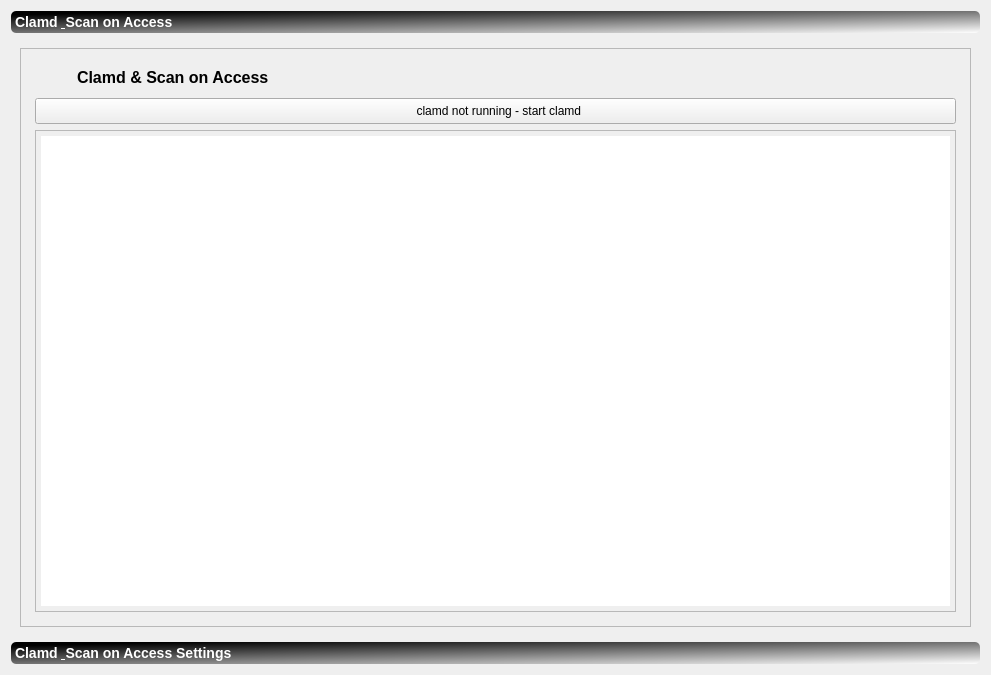
Before: the Qt Designer form ui/clamdmanager.ui in robinking623/clamav-gui, drawn with Qt 5.
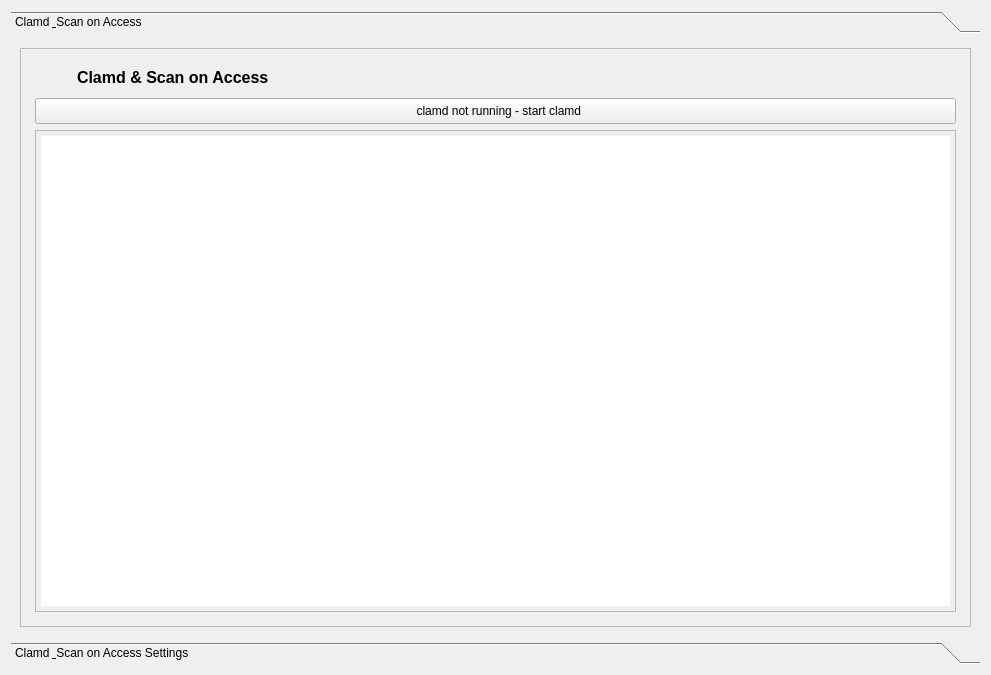
After: the same form once the commit is applied. Icons and pictures are not drawn.

```diff
--- a/ui/clamdmanager.ui
+++ b/ui/clamdmanager.ui
@@ -22,16 +22,6 @@
   <layout class="QVBoxLayout" name="verticalLayout_4">
    <item>
     <widget class="QToolBox" name="toolBox">
-     <property name="styleSheet">
-      <string notr="true">QToolBox::tab {
-	font-weight:bold;
-	font-size:14px;
-	background-color: qlineargradient(spread:pad, x1:0.005, y1:0.006, x2:1, y2:1, stop:0.0819672 rgba(0, 0, 0, 255), stop:1 rgba(255, 255, 255, 255));
-	color: white;
-	border-radius:5px;
-}
-</string>
-     </property>
      <property name="currentIndex">
       <number>0</number>
      </property>
```
